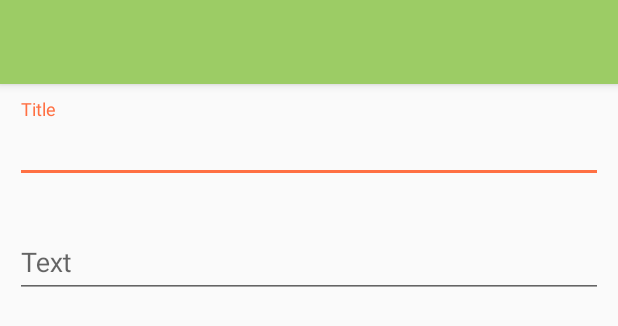
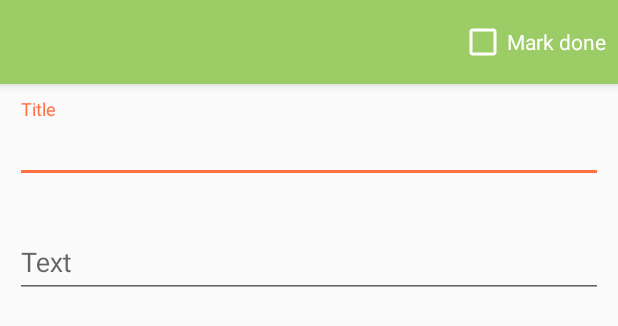
Before and after one commit to RocketMan2k21/android-codelab, an Android app: the layout activity_view_memo.xml on its own in the app's theme, with its tools: preview values and no code run, on a phone screen of 412 x 824 dp. Shown: the top 326 px of the screen. Run offline under Robolectric (Android 15) with nearby library versions, the phone set to English and light mode, and no system bars.

Commit message:
update view activity

```diff
--- a/app/src/main/AndroidManifest.xml
+++ b/app/src/main/AndroidManifest.xml
@@ -43,6 +43,7 @@
         <activity
             android:name="com.sap.codelab.view.detail.ViewMemo"
             android:exported="false"
+            android:parentActivityName=".view.home.Home"
             android:theme="@style/AppTheme.NoActionBar" />
         <receiver
             android:name=".data.location.GeofenceBroadcastReceiver"
--- a/app/src/main/java/com/sap/codelab/data/location/GeofenceBroadcastReceiver.kt
+++ b/app/src/main/java/com/sap/codelab/data/location/GeofenceBroadcastReceiver.kt
@@ -20,6 +20,8 @@ private const val TAG = "GeofenceReceiver"
 internal class GeofenceBroadcastReceiver : BroadcastReceiver() {
     override fun onReceive(context: Context, intent: Intent) {
         val event = GeofencingEvent.fromIntent(intent) ?: return
+        Log.d("Geofence", "Received IDs: ${event.triggeringGeofences?.map { it.requestId }}")
+
         if (event.hasError()) {
             Log.w(TAG, GeofenceStatusCodes.getStatusCodeString(event.errorCode))
             return
--- a/app/src/main/java/com/sap/codelab/data/location/PlayServicesGeofenceManager.kt
+++ b/app/src/main/java/com/sap/codelab/data/location/PlayServicesGeofenceManager.kt
@@ -5,6 +5,7 @@ import android.app.PendingIntent
 import android.content.Context
 import android.content.Intent
 import android.content.pm.PackageManager
+import android.nfc.Tag
 import android.os.Build
 import android.util.Log
 import androidx.core.content.ContextCompat
@@ -70,5 +71,6 @@ internal class PlayServicesGeofenceManager(context: Context) : GeofenceManager {
 
     override suspend fun remove(reminderId: String) {
         client.removeGeofences(listOf(reminderId)).await()
+        Log.d(TAG, "Removed Geofence with id $reminderId")
     }
 }
--- a/app/src/main/java/com/sap/codelab/domain/model/Memo.kt
+++ b/app/src/main/java/com/sap/codelab/domain/model/Memo.kt
@@ -29,3 +29,6 @@ internal data class Memo(
         @ColumnInfo(defaultValue = "0")
         val isRegistered: Boolean = false
 )
+
+internal val Memo.hasLocation: Boolean
+    get() = reminderLatitude != 0.0 || reminderLongitude != 0.0
--- a/app/src/main/java/com/sap/codelab/domain/usecase/MonitoringUseCase.kt
+++ b/app/src/main/java/com/sap/codelab/domain/usecase/MonitoringUseCase.kt
@@ -5,15 +5,13 @@ import com.sap.codelab.data.location.GeofenceManager
 import com.sap.codelab.domain.model.Memo
 import com.sap.codelab.domain.model.NotificationAccess
 import com.sap.codelab.domain.model.ReminderReadiness
+import com.sap.codelab.domain.model.hasLocation
 import com.sap.codelab.repository.IMemoRepository
 import kotlinx.coroutines.CancellationException
 import kotlinx.coroutines.Dispatchers
 import kotlinx.coroutines.sync.Mutex
 import kotlinx.coroutines.sync.withLock
 import kotlinx.coroutines.withContext
-
-private val Memo.hasLocation: Boolean
-    get() = reminderLatitude != 0.0 || reminderLongitude != 0.0
 
 internal val memoGeofenceChanges = Mutex()
 
--- a/app/src/main/res/layout/activity_view_memo.xml
+++ b/app/src/main/res/layout/activity_view_memo.xml
@@ -16,7 +16,22 @@
             android:layout_width="match_parent"
             android:layout_height="?attr/actionBarSize"
             android:background="?attr/colorPrimary"
-            app:popupTheme="@style/AppTheme.PopupOverlay" />
+            app:popupTheme="@style/AppTheme.PopupOverlay">
+
+            <androidx.appcompat.widget.AppCompatCheckBox
+                android:id="@+id/mark_memo_done"
+                android:layout_width="wrap_content"
+                android:layout_height="wrap_content"
+                android:layout_gravity="end|center_vertical"
+                android:layout_marginEnd="8dp"
+                android:minHeight="48dp"
+                android:saveEnabled="false"
+                android:text="@string/action_mark_done"
+                android:textColor="?android:attr/textColorPrimary"
+                android:visibility="gone"
+                app:buttonTint="?android:attr/textColorPrimary"
+                tools:visibility="visible" />
+        </androidx.appcompat.widget.Toolbar>
 
     </com.google.android.material.appbar.AppBarLayout>
 
--- a/app/src/main/res/layout/content_create_memo.xml
+++ b/app/src/main/res/layout/content_create_memo.xml
@@ -41,6 +41,27 @@
         </com.google.android.material.textfield.TextInputLayout>
 
         <LinearLayout
+            android:id="@+id/memo_details_location"
+            android:layout_width="match_parent"
+            android:layout_height="wrap_content"
+            android:layout_marginTop="16dp"
+            android:orientation="vertical"
+            android:visibility="gone">
+
+            <TextView
+                android:layout_width="match_parent"
+                android:layout_height="wrap_content"
+                android:text="@string/memo_coordinates"
+                android:textAppearance="@style/TextAppearance.AppCompat.Body2" />
+
+            <TextView
+                android:id="@+id/memo_coordinates"
+                android:layout_width="match_parent"
+                android:layout_height="wrap_content"
+                android:textAppearance="@style/TextAppearance.AppCompat.Body1" />
+        </LinearLayout>
+
+        <LinearLayout
             android:id="@+id/memo_options"
             android:layout_width="match_parent"
             android:layout_height="wrap_content"
--- a/app/src/main/res/values/strings.xml
+++ b/app/src/main/res/values/strings.xml
@@ -6,6 +6,13 @@
     <string name="new_memo">New Memo</string>
     <string name="memo_text">Text</string>
     <string name="action_save">Save</string>
+    <string name="action_back">Back</string>
+    <string name="action_mark_done">Mark done</string>
+    <string name="memo_done">Done</string>
+    <string name="memo_coordinates">Coordinates</string>
+    <string name="memo_no_location">No location set</string>
+    <string name="memo_load_error">Couldn’t load the memo.</string>
+    <string name="memo_completion_error">Couldn’t update the memo or its location reminder.</string>
     <string name="memo_title_empty_error">Please provide a title for this memo</string>
     <string name="memo_text_empty_error">Please provide a memo description</string>
     <string name="memo_save_error">Couldn’t save the memo. Try again.</string>
```
Also changed, not shown: app/src/main/java/com/sap/codelab/data/location/GeofenceNotificationManager.kt (+13 -1 lines), app/src/main/java/com/sap/codelab/repository/App.kt (+17 -0 lines), app/src/main/java/com/sap/codelab/view/detail/ViewMemo.kt (+69 -19 lines), app/src/main/java/com/sap/codelab/view/detail/ViewMemoViewModel.kt (+55 -14 lines), app/src/main/java/com/sap/codelab/view/home/HomeViewModel.kt (+1 -22 lines).
